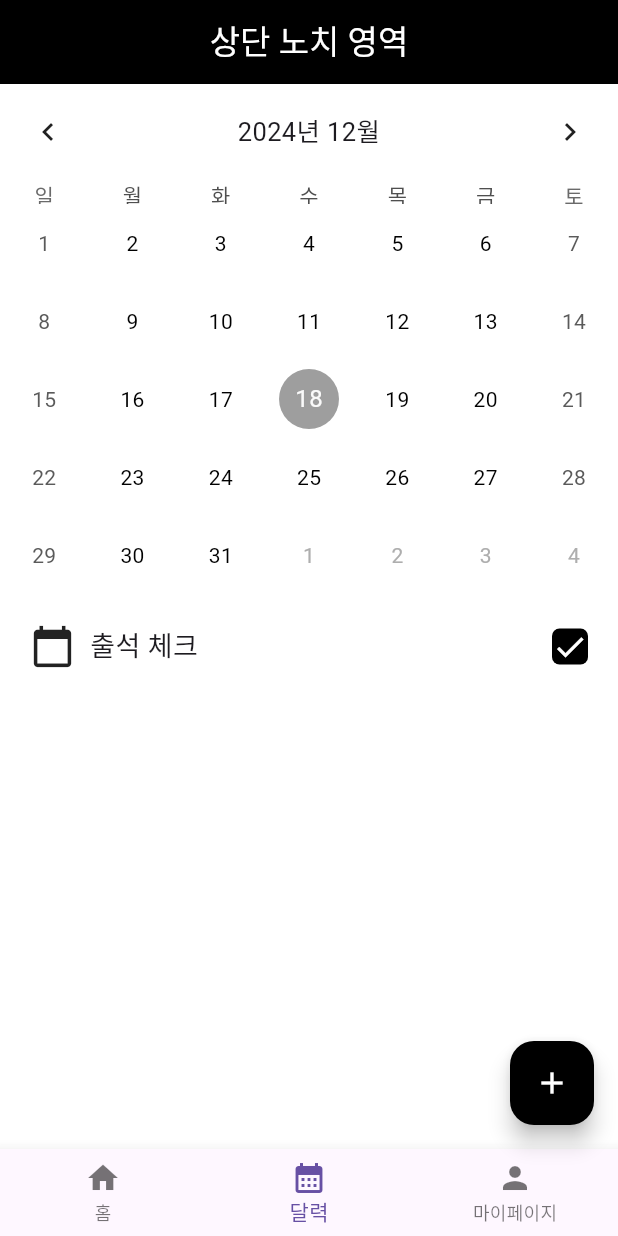
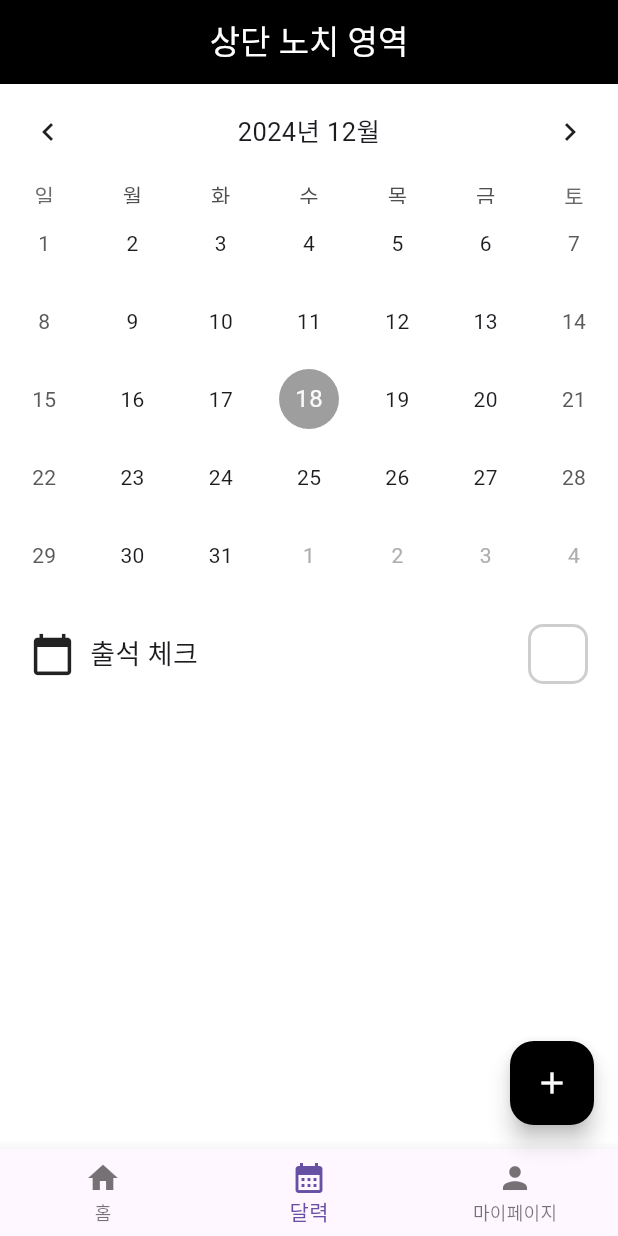
Before and after one commit to choimings/calendar, a Flutter app: the screen it shows after launch, on a phone screen of 412 x 824 dp. Run offline on Flutter 3.47's test engine with Material 3 defaults, Android fonts, the phone set to English and light mode, and no system bars; drawn by our look-alikes of table_calendar.

Commit message:
daily check button on/off apply on/off option apply changes to calendar

```diff
--- a/lib/calendar_page.dart
+++ b/lib/calendar_page.dart
@@ -10,6 +10,7 @@ class CalendarPage extends StatefulWidget {
 class _CalendarPageState extends State<CalendarPage> {
   DateTime _focusedDay = DateTime.now(); // 현재 날짜
   DateTime? _selectedDay; // 선택된 날짜
+  Set<DateTime> _checkedDays = {}; // 출석 체크된 날짜들
 
   @override
   void initState() {
@@ -47,14 +48,36 @@ class _CalendarPageState extends State<CalendarPage> {
             },
             calendarStyle: const CalendarStyle(
               todayDecoration: BoxDecoration(
-                color: Colors.grey,
+                color: Colors.grey, // 오늘 날짜 스타일
                 shape: BoxShape.circle,
               ),
               selectedDecoration: BoxDecoration(
-                color: Colors.black,
+                color: Colors.black, // 선택된 날짜 스타일
                 shape: BoxShape.circle,
               ),
-              defaultTextStyle: TextStyle(color: Colors.black),
+            ),
+            calendarBuilders: CalendarBuilders(
+              defaultBuilder: (context, day, focusedDay) {
+                if (_checkedDays.any((checkedDay) => isSameDay(checkedDay, day))) {
+                  return Center(
+                    child: Container(
+                      width: 40,
+                      height: 40,
+                      decoration: BoxDecoration(
+                        color: Color(0xFFB0F4E6), // 출석 체크 색상
+                        shape: BoxShape.circle,
+                      ),
+                      child: Center(
+                        child: Text(
+                          '${day.day}',
+                          style: const TextStyle(color: Colors.black, fontWeight: FontWeight.bold),
+                        ),
+                      ),
+                    ),
+                  );
+                }
+                return null;
+              },
             ),
             headerStyle: const HeaderStyle(
               formatButtonVisible: false, // 월/주 선택 버튼 숨김
@@ -72,16 +95,46 @@ class _CalendarPageState extends State<CalendarPage> {
                 const SizedBox(width: 10),
                 const Text('출석 체크', style: TextStyle(fontSize: 18)),
                 const Spacer(),
-                Container(
-                  decoration: BoxDecoration(
-                    color: Colors.black,
-                    borderRadius: BorderRadius.circular(5),
+                GestureDetector(
+                  onTap: () {
+                    setState(() {
+                      if (_selectedDay != null) {
+                        // 출석 체크 토글 (체크/미체크)
+                        if (_checkedDays.contains(_selectedDay)) {
+                          _checkedDays.remove(_selectedDay);
+                        } else {
+                          _checkedDays.add(_selectedDay!);
+                        }
+                      }
+                    });
+                  },
+                  child: Container(
+                    width: 40, // 크기 고정
+                    height: 40, // 크기 고정
+                    decoration: BoxDecoration(
+                      color: _selectedDay != null && _checkedDays.contains(_selectedDay)
+                          ? const Color(0xFFB0F4E6) // 출석 체크 시 배경색 적용
+                          : Colors.transparent, // 미체크 상태 배경색 투명
+                      border: Border.all(
+                        color: Colors.grey.withOpacity(0.5), // 테두리 색상 (연한 회색)
+                        width: 2.0, // 테두리 두께
+                      ),
+                      borderRadius: BorderRadius.circular(10), // 모서리 둥글기
+                    ),
+                    child: Center(
+                      child: _selectedDay != null && _checkedDays.contains(_selectedDay)
+                          ? const Icon(Icons.check, color: Colors.black) // 체크 상태 아이콘
+                          : const SizedBox.shrink(), // 미체크 상태 빈 위젯
+                    ),
                   ),
-                  child: const Icon(Icons.check, color: Colors.white),
+
+
+
                 ),
               ],
             ),
           ),
+
           const SizedBox(height: 30),
         ],
       ),
```
